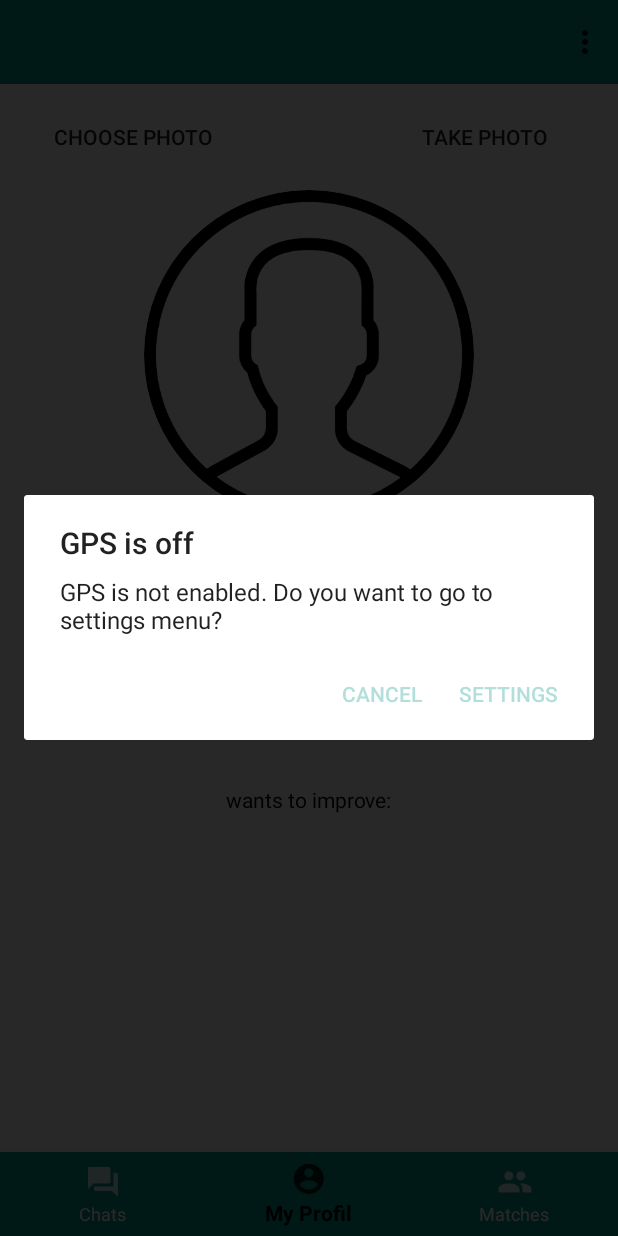
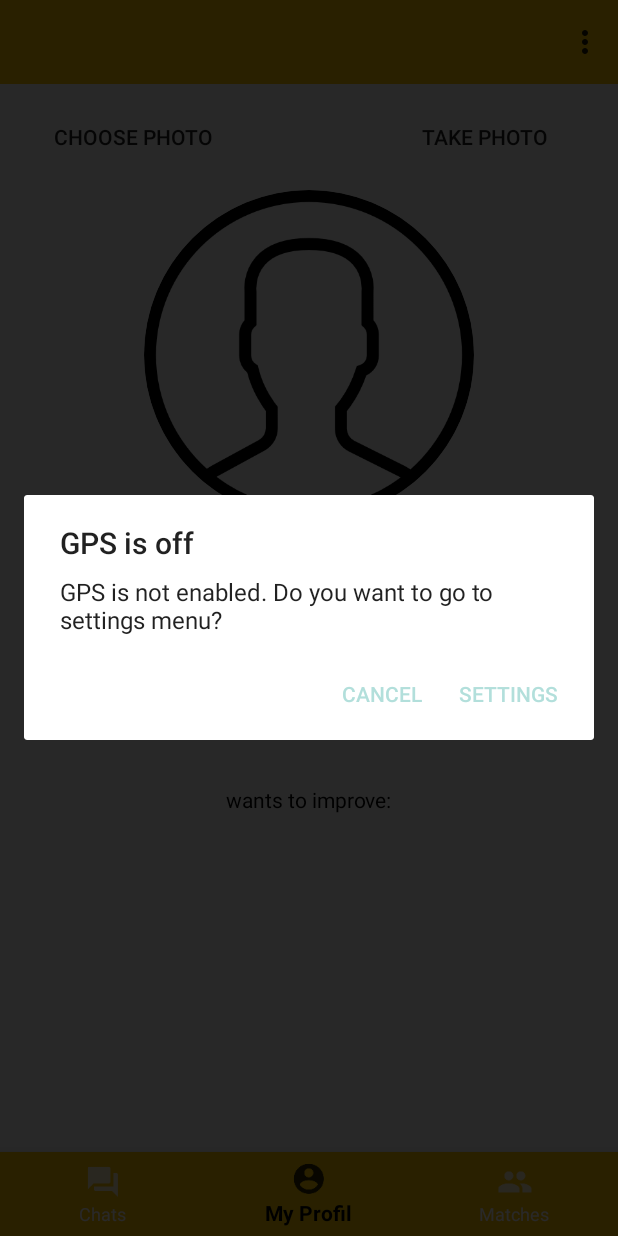
Before and after one commit to marlenehasslinger/ss17-foreignbuddy, an Android app: the screen it shows after launch once a user with an empty profile is signed in (MainActivity), item 2 of the bottom bar chosen, on a phone screen of 412 x 824 dp. Run offline under Robolectric (Android 15) with nearby library versions, the phone set to English and light mode, and no system bars; our stand-ins replace CircleImageView, Firebase (no records; nobody signed in at launch, a user with empty details on screens opened directly), Picasso; 4 statements that could not run were skipped.

Commit message:
Added Icon, Changed Colors, Added Logo in LogIn

```diff
--- a/android/ForeignBuddy/app/src/main/java/de/hdm_stuttgart/foreignbuddy/Activities/MainActivity.java
+++ b/android/ForeignBuddy/app/src/main/java/de/hdm_stuttgart/foreignbuddy/Activities/MainActivity.java
@@ -3,8 +3,10 @@ package de.hdm_stuttgart.foreignbuddy.Activities;
 import android.support.annotation.NonNull;
 import android.support.design.widget.BottomNavigationView;
 import android.support.v4.app.FragmentTransaction;
+import android.support.v7.app.ActionBar;
 import android.support.v7.app.AppCompatActivity;
 import android.os.Bundle;
+import android.support.v7.widget.Toolbar;
 import android.view.MenuItem;
 import de.hdm_stuttgart.foreignbuddy.Fragments.ChatsFragment;
 import de.hdm_stuttgart.foreignbuddy.Fragments.MatchesFragment;
@@ -21,6 +23,8 @@ public class MainActivity extends AppCompatActivity{
     protected void onCreate(Bundle savedInstanceState) {
         super.onCreate(savedInstanceState);
         setContentView(R.layout.activity_main);
+
+
 
         FragmentTransaction transaction = getSupportFragmentManager().beginTransaction();
         transaction.add(R.id.fragment, chat);
--- a/android/ForeignBuddy/app/src/main/res/values/colors.xml
+++ b/android/ForeignBuddy/app/src/main/res/values/colors.xml
@@ -1,7 +1,7 @@
 <?xml version="1.0" encoding="utf-8"?>
 <resources>
-    <color name="colorPrimary">#009688</color>
-    <color name="colorPrimaryDark">#00695c</color>
+    <color name="colorPrimary">#ffca00</color>
+    <color name="colorPrimaryDark">#ffca00</color>
     <color name="colorAccent">#b2dfdb</color>
 
     <color name="colorWhite">#ffffff</color>
--- a/android/ForeignBuddy/app/src/main/res/values/styles.xml
+++ b/android/ForeignBuddy/app/src/main/res/values/styles.xml
@@ -6,6 +6,8 @@
         <item name="colorPrimary">@color/colorPrimary</item>
         <item name="colorPrimaryDark">@color/colorPrimaryDark</item>
         <item name="colorAccent">@color/colorAccent</item>
+
+
     </style>
 
 </resources>
```
Also changed, not shown: android/ForeignBuddy/app/src/main/res/layout/activity_log_in.xml (+14 -1 lines), android/ForeignBuddy/app/src/main/res/mipmap-hdpi/ic_launcher.png, android/ForeignBuddy/app/src/main/res/mipmap-mdpi/ic_launcher.png, android/ForeignBuddy/app/src/main/res/mipmap-xhdpi/ic_launcher.png, android/ForeignBuddy/app/src/main/res/mipmap-xxhdpi/ic_launcher.png, android/ForeignBuddy/app/src/main/res/mipmap-xxxhdpi/ic_launcher.png, 3 other files.
